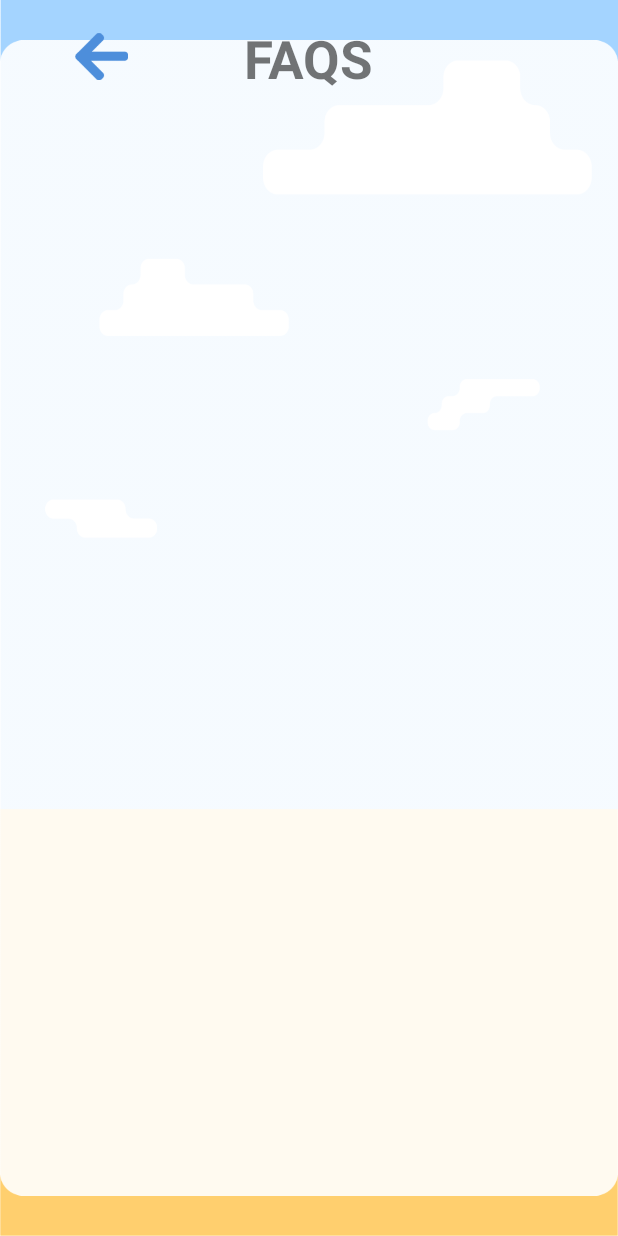
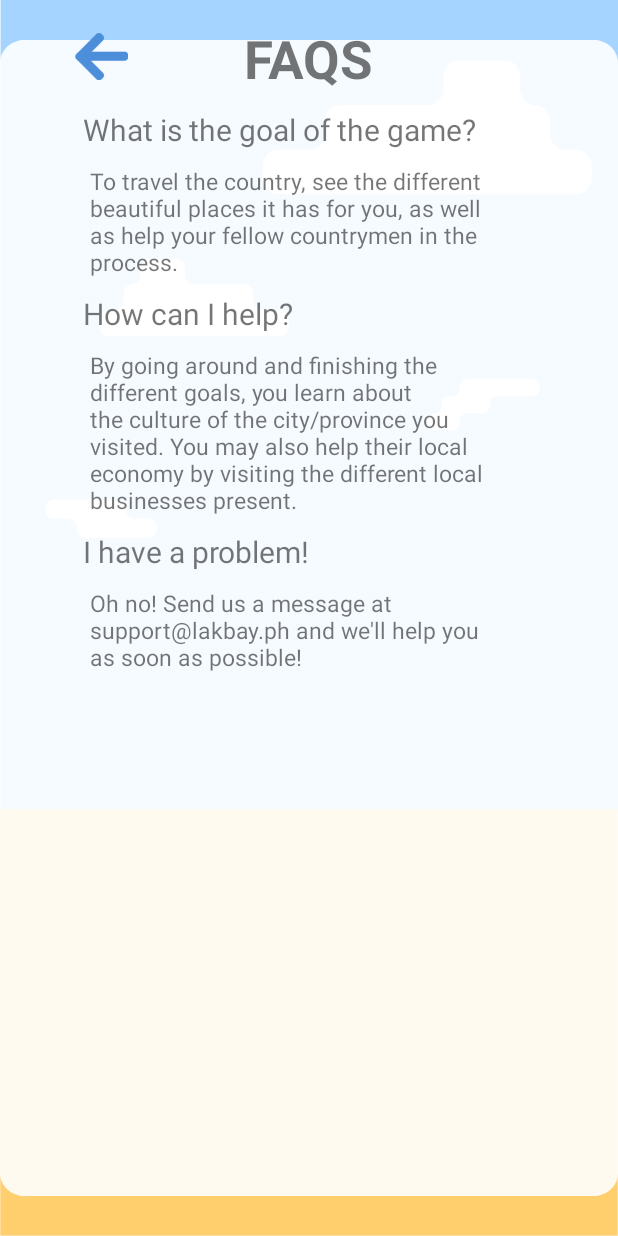
Before and after one commit to compsat/mudkip, an Android app: the fragment HelpFragment placed in its activity, on a phone screen of 412 x 824 dp. Run offline under Robolectric (Android 15) with nearby library versions, the phone set to English and light mode, and no system bars.

Commit message:
Added a stop page as well as edited the FAQs screen

```diff
--- a/mobile/app/src/main/res/layout/fragment_help.xml
+++ b/mobile/app/src/main/res/layout/fragment_help.xml
@@ -39,6 +39,66 @@
             android:text="FAQS"
             android:textSize="35sp" />
 
+        <TextView
+            android:id="@+id/first"
+            android:layout_width="275dp"
+            android:layout_height="wrap_content"
+            android:layout_below="@+id/faqsText"
+            android:layout_marginTop="10dp"
+            android:layout_marginStart="55dp"
+            android:text="What is the goal of the game?"
+            android:textSize="20sp" />
+
+        <TextView
+            android:id="@+id/firstAnswer"
+            android:layout_width="270dp"
+            android:layout_height="wrap_content"
+            android:layout_below="@+id/first"
+            android:layout_marginTop="10dp"
+            android:layout_marginStart="60dp"
+            android:text="To travel the country, see the different beautiful places it has for you, as well as help your fellow countrymen in the process."
+            android:textSize="15sp" />
+
+        <TextView
+            android:id="@+id/second"
+            android:layout_width="275dp"
+            android:layout_height="wrap_content"
+            android:layout_below="@+id/firstAnswer"
+            android:layout_marginTop="10dp"
+            android:layout_marginStart="55dp"
+            android:text="How can I help?"
+            android:textSize="20sp" />
+
+        <TextView
+            android:id="@+id/secondAnswer"
+            android:layout_width="270dp"
+            android:layout_height="wrap_content"
+            android:layout_below="@+id/second"
+            android:layout_marginTop="10dp"
+            android:layout_marginStart="60dp"
+            android:text="By going around and finishing the different goals, you learn about the culture of the city/province you visited. You may also help their local economy by visiting the different local businesses present."
+            android:textSize="15sp" />
+
+        <TextView
+            android:id="@+id/third"
+            android:layout_width="275dp"
+            android:layout_height="wrap_content"
+            android:layout_below="@+id/secondAnswer"
+            android:layout_marginTop="10dp"
+            android:layout_marginStart="55dp"
+            android:text="I have a problem!"
+            android:textSize="20sp" />
+
+        <TextView
+            android:id="@+id/thirdAnswer"
+            android:layout_width="270dp"
+            android:layout_height="wrap_content"
+            android:layout_below="@+id/third"
+            android:layout_marginTop="10dp"
+            android:layout_marginStart="60dp"
+            android:text="Oh no! Send us a message at support@lakbay.ph and we'll help you as soon as possible!"
+            android:textSize="15sp" />
+
     </RelativeLayout>
 
 
--- a/mobile/app/src/main/res/values/strings.xml
+++ b/mobile/app/src/main/res/values/strings.xml
@@ -9,4 +9,7 @@
         <item>Location</item>
         <item>Type</item>
     </string-array>
+
+    <!-- TODO: Remove or change this placeholder text -->
+    <string name="hello_blank_fragment">Hello blank fragment</string>
 </resources>
```
Also changed, not shown: mobile/app/src/main/java/com/mudkip/lakbay/StopActiveFragment.java (added, +108 -0 lines), mobile/app/src/main/res/layout/fragment_stop_active.xml (added, +70 -0 lines).
